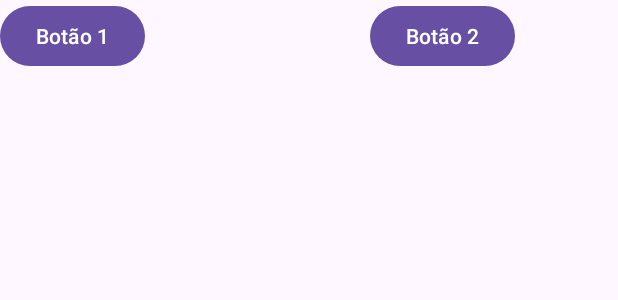
After one commit to guilhermefrag/trabalho-mobile, an Android app: the layout item_lista_minha_viagem.xml on its own in the app's theme, with its tools: preview values and no code run, on a phone screen of 412 x 824 dp. The commit adds this screen. Shown: the top 300 px of the screen. Run offline under Robolectric (Android 15) with nearby library versions, the phone set to English and light mode, and no system bars.

Commit message:
Adicionado lista com botoes (arrumar)

```diff
--- a/app/src/main/AndroidManifest.xml
+++ b/app/src/main/AndroidManifest.xml
@@ -27,6 +27,7 @@
         <activity android:name=".CadastroViagemActivity" />
         <activity android:name=".GasolinaListActivity" />
         <activity android:name=".MinhasViagens" />
+        <activity android:name=".MinhasViagensList" />
 
     </application>
 
--- a/app/src/main/java/com/example/myapplication/CadastroViagemActivity.java
+++ b/app/src/main/java/com/example/myapplication/CadastroViagemActivity.java
@@ -12,7 +12,7 @@ import com.example.myapplication.database.model.ViagemModel;
 
 public class CadastroViagemActivity extends AppCompatActivity {
     private EditText editDescricao, editTotalKm, editKmPorLitro, editCustoMedioLitro, editTotalVeiculos, editAdicionarGasolina;
-    private Button btnSalvar, btnSair;
+    private Button btnSalvar, btnVoltar;
 
     @Override
     protected void onCreate(Bundle savedInstanceState) {
@@ -26,7 +26,7 @@ public class CadastroViagemActivity extends AppCompatActivity {
         editTotalVeiculos = findViewById(R.id.editTotalVeiculos);
         editAdicionarGasolina = findViewById(R.id.editAdicionarGasolina);
         btnSalvar = findViewById(R.id.btnSalvar);
-        btnSair = findViewById(R.id.btnSair);
+        btnVoltar = findViewById(R.id.btnVoltar);
 
         btnSalvar.setOnClickListener(new View.OnClickListener() {
             @Override
@@ -50,7 +50,7 @@ public class CadastroViagemActivity extends AppCompatActivity {
             }
         });
 
-        btnSair.setOnClickListener(new View.OnClickListener() {
+        btnVoltar.setOnClickListener(new View.OnClickListener() {
             @Override
             public void onClick(View v) {
                 Intent intent = new Intent(CadastroViagemActivity.this, MainActivity.class);
--- a/app/src/main/res/layout/activity_cadastro_viagem.xml
+++ b/app/src/main/res/layout/activity_cadastro_viagem.xml
@@ -19,7 +19,7 @@
             android:weightSum="100">
 
             <Button
-                android:id="@+id/btnSair"
+                android:id="@+id/btnVoltar"
                 android:layout_width="wrap_content"
                 android:layout_height="wrap_content"
                 android:textSize="17dp"
--- /dev/null
+++ b/app/src/main/res/layout/item_lista_minha_viagem.xml
@@ -0,0 +1,24 @@
+<?xml version="1.0" encoding="utf-8"?>
+<LinearLayout xmlns:android="http://schemas.android.com/apk/res/android"
+    android:layout_width="match_parent"
+    android:layout_height="match_parent"
+    android:orientation="horizontal">
+
+    <Button
+        android:id="@+id/button1"
+        android:layout_width="wrap_content"
+        android:layout_height="wrap_content"
+        android:text="Botão 1" />
+
+    <TextView
+        android:id="@+id/textView"
+        android:layout_width="150dp"
+        android:layout_height="wrap_content" />
+
+    <Button
+        android:id="@+id/button2"
+        android:layout_width="wrap_content"
+        android:layout_height="wrap_content"
+        android:text="Botão 2" />
+
+</LinearLayout>
```
Also changed, not shown: app/src/main/java/com/example/myapplication/MinhasViagens.java (+28 -0 lines), app/src/main/java/com/example/myapplication/MinhasViagensList.java (added, +77 -0 lines), app/src/main/res/layout/activity_minhas_viagens.xml (+53 -4 lines).
